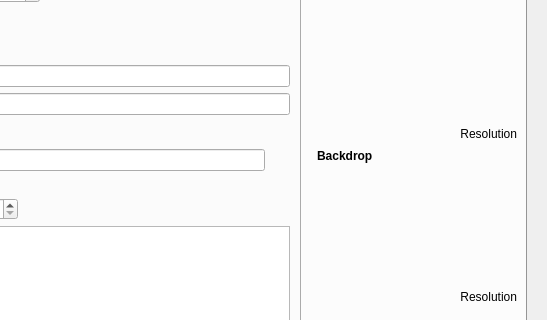
Qt form movies/MovieWidget.ui (Komet/MediaElch) before a commit; both pictures show x 387 to 934 and y 277 to 597 of the 934 by 860 pixel window.
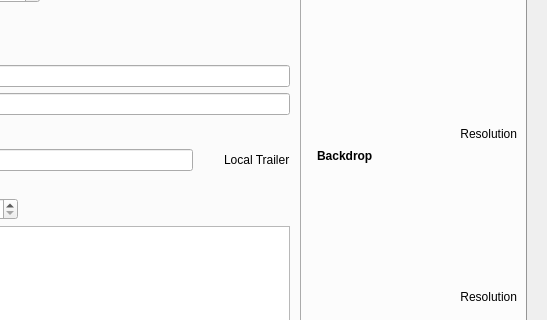
The same form after that commit. Icons and pictures are not drawn. Custom widgets are drawn as their Qt base class.

Commit message: Fixes #175 Added Badge; Show Badge if local trailer is available

Patch:
```diff
--- a/movies/MovieWidget.ui
+++ b/movies/MovieWidget.ui
@@ -369,6 +369,16 @@
                   </property>
                  </widget>
                 </item>
+                <item>
+                 <widget class="Badge" name="localTrailer">
+                  <property name="toolTip">
+                   <string>Local trailer is available</string>
+                  </property>
+                  <property name="text">
+                   <string>Local Trailer</string>
+                  </property>
+                 </widget>
+                </item>
                </layout>
               </item>
               <item row="7" column="1">
@@ -1755,6 +1765,11 @@
    <header>smallWidgets/SlidingStackedWidget.h</header>
    <container>1</container>
   </customwidget>
+  <customwidget>
+   <class>Badge</class>
+   <extends>QLabel</extends>
+   <header>smallWidgets/Badge.h</header>
+  </customwidget>
  </customwidgets>
  <tabstops>
   <tabstop>buttonRevert</tabstop>
```
The commit also changes 6 other files.
